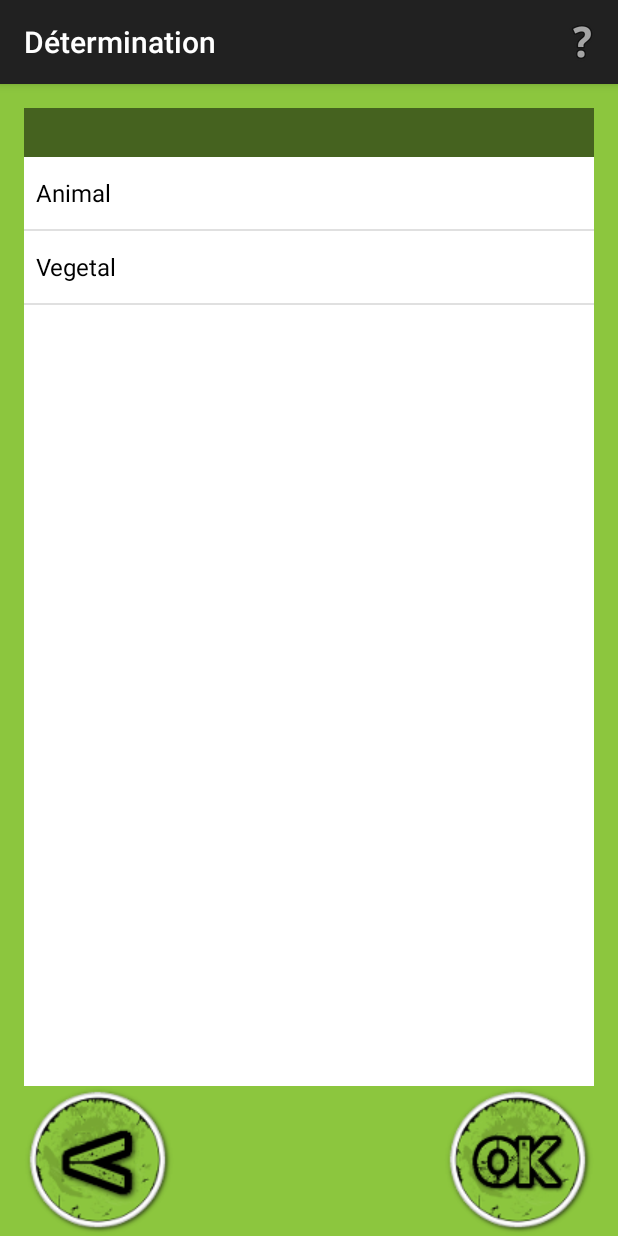
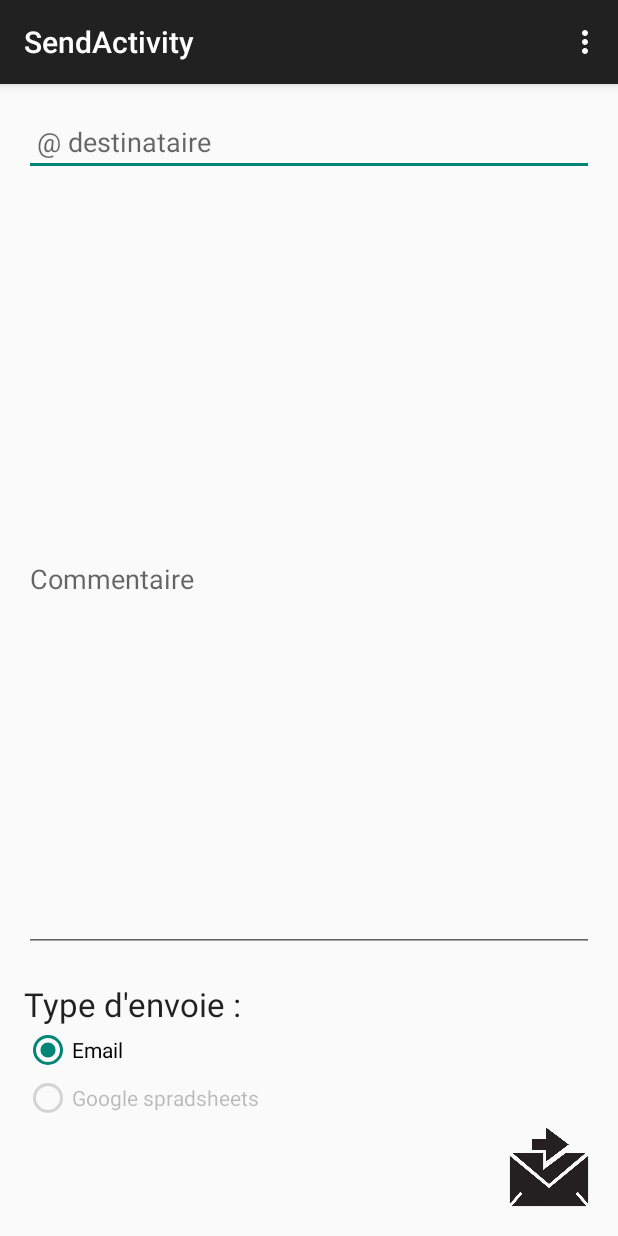
Before and after one commit to fabien-fac/ProjetAndroid, an Android app: the TreeActvity screen opened directly, with no data from a screen before it, after a tap on an icon or button, on a phone screen of 412 x 824 dp. Run offline under Robolectric (Android 15) with nearby library versions, the phone set to English and light mode, and no system bars; 1 statement that could not run was skipped.

Commit message:
passage du tree au sendemail

```diff
--- a/src/main/java/projet/m2dl/com/projetandroid/TreeActvity.java
+++ b/src/main/java/projet/m2dl/com/projetandroid/TreeActvity.java
@@ -1,6 +1,7 @@
 package projet.m2dl.com.projetandroid;
 
 import android.app.AlertDialog;
+import android.content.Context;
 import android.content.DialogInterface;
 import android.content.Intent;
 import android.support.v7.app.ActionBarActivity;
@@ -20,6 +21,7 @@ import java.util.ArrayList;
 import projet.m2dl.com.projetandroid.classes.Leaf;
 import projet.m2dl.com.projetandroid.classes.LeafParser;
 import projet.m2dl.com.projetandroid.classes.Picture;
+import projet.m2dl.com.projetandroid.fragments.SendActivity;
 
 
 public class TreeActvity extends ActionBarActivity {
@@ -31,7 +33,7 @@ public class TreeActvity extends ActionBarActivity {
     private ListView listKey;
     private ImageButton btnValidate, btnPrec;
     private int depth = 0;
-
+    private Context context = this;
     @Override
     protected void onCreate(Bundle savedInstanceState) {
         super.onCreate(savedInstanceState);
@@ -78,7 +80,9 @@ public class TreeActvity extends ActionBarActivity {
 
     public View.OnClickListener nextStep = new View.OnClickListener() {
         public void onClick(View arg0) {
-
+            Intent intent = new Intent(context, SendActivity.class);
+            intent.putExtra("picture", picture);
+            startActivity(intent);
         }
     };
 
--- a/src/main/java/projet/m2dl/com/projetandroid/fragments/SendActivity.java
+++ b/src/main/java/projet/m2dl/com/projetandroid/fragments/SendActivity.java
@@ -1,8 +1,6 @@
 package projet.m2dl.com.projetandroid.fragments;
 
-import android.app.Activity;
 import android.content.Intent;
-import android.graphics.Bitmap;
 import android.support.v7.app.ActionBarActivity;
 import android.os.Bundle;
 import android.view.Menu;
@@ -32,6 +30,9 @@ public class SendActivity extends ActionBarActivity {
         emailText = (EditText) findViewById(R.id.et_email);
         commentaireText = (EditText) findViewById(R.id.et_commentaire);
         radioButtonEmail = (RadioButton) findViewById(R.id.radioButtonEmail);
+
+        Intent intent = getIntent();
+        picture = intent.getExtras().getParcelable("picture");
     }
 
 
@@ -58,9 +59,6 @@ public class SendActivity extends ActionBarActivity {
     }
 
     public void send(View view){
-
-        // TODO : récuperer la picture de l'activity précédente
-        picture = new Picture();
 
         String emailDestinaire = emailText.getText().toString();
         String commentaire = commentaireText.getText().toString();
```
